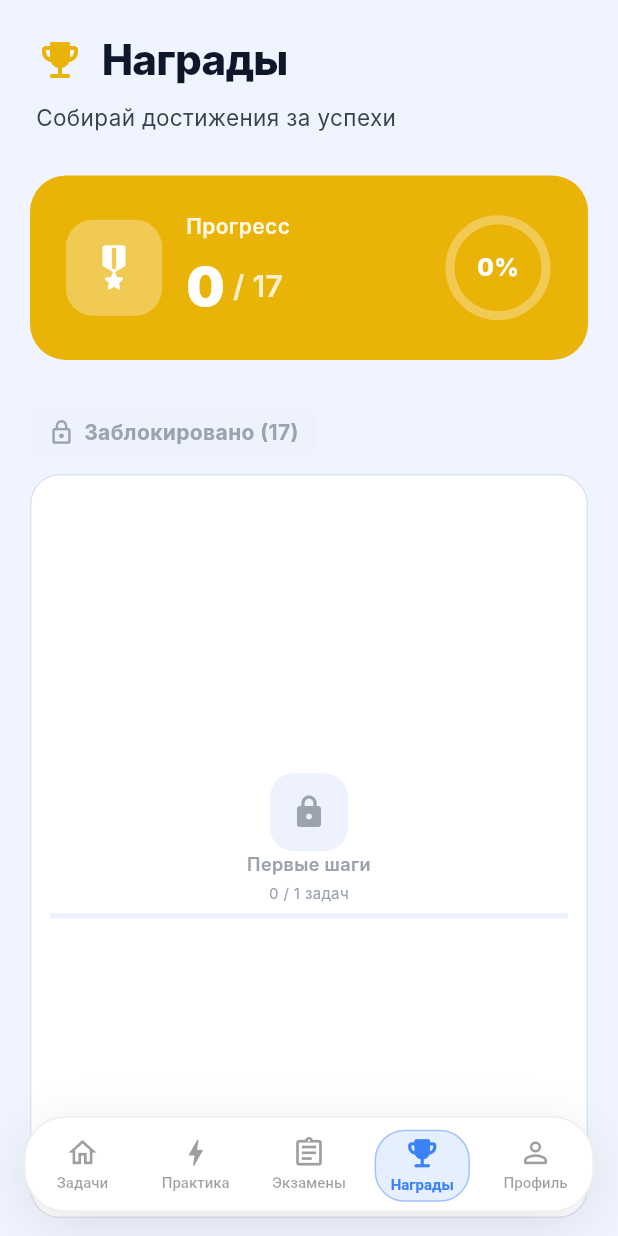
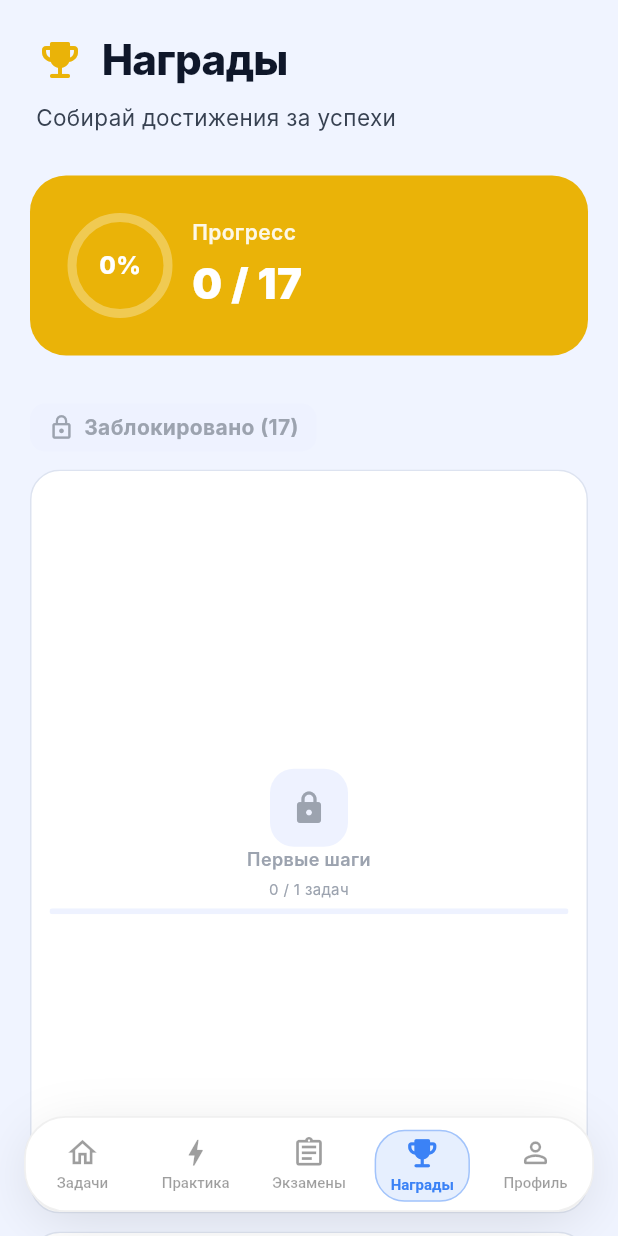
Before and after one commit to proektnyjfedor-stack/Algeon, a Flutter app: the AchievementsTab screen opened by its route, on a phone screen of 412 x 824 dp. Run offline on Flutter 3.47's test engine with Material 3 defaults, Android fonts, the phone set to English and light mode, and no system bars; our stand-ins replace firebase_auth, firebase_core, go_router, image_picker, shared_preferences; missing offline and left inert: flutter_math_fork; accounts and stored records are empty; Roboto replaces fonts that are missing (Inter).

Commit message:
fix: improve mobile resilience in home, achievements, and exams
Add responsive safeguards for narrow screens by compacting header typography, making achievements progress card adaptive, and preventing exam header overflow.

Made-with: Cursor

```diff
--- a/lib/screens/achievements_tab.dart
+++ b/lib/screens/achievements_tab.dart
@@ -233,7 +233,47 @@ class _AchievementsTabState extends State<AchievementsTab> {
                       color: AppColors.gold,
                       borderRadius: BorderRadius.circular(24),
                     ),
-                    child: Row(
+                    child: LayoutBuilder(
+                      builder: (context, constraints) {
+                        final compact = constraints.maxWidth < 430;
+                        if (compact) {
+                          return Column(
+                            crossAxisAlignment: CrossAxisAlignment.start,
+                            children: [
+                              Row(
+                                children: [
+                                  _buildProgressBadge(progress),
+                                  const SizedBox(width: 12),
+                                  Expanded(
+                                    child: Column(
+                                      crossAxisAlignment: CrossAxisAlignment.start,
+                                      children: [
+                                        Text(
+                                          'Прогресс',
+                                          style: TextStyle(
+                                            fontSize: 14,
+                                            fontWeight: FontWeight.w600,
+                                            color: Colors.white.withValues(alpha: 0.9),
+                                          ),
+                                        ),
+                                        const SizedBox(height: 4),
+                                        Text(
+                                          '${unlocked.length} / ${achievements.length}',
+                                          style: const TextStyle(
+                                            fontSize: 28,
+                                            fontWeight: FontWeight.w900,
+                                            color: Colors.white,
+                                          ),
+                                        ),
+                                      ],
+                                    ),
+                                  ),
+                                ],
+                              ),
+                            ],
+                          );
+                        }
+                        return Row(
                           children: [
                             Container(
                               width: 64,
@@ -250,16 +290,14 @@ class _AchievementsTabState extends State<AchievementsTab> {
                             const SizedBox(width: 16),
                             Expanded(
                               child: Column(
-                            crossAxisAlignment:
-                                CrossAxisAlignment.start,
+                                crossAxisAlignment: CrossAxisAlignment.start,
                                 children: [
                                   Text(
                                     'Прогресс',
                                     style: TextStyle(
                                       fontSize: 14,
                                       fontWeight: FontWeight.w600,
-                                  color:
-                                      Colors.white.withValues(alpha: 0.9),
+                                      color: Colors.white.withValues(alpha: 0.9),
                                     ),
                                   ),
                                   const SizedBox(height: 4),
@@ -278,8 +316,7 @@ class _AchievementsTabState extends State<AchievementsTab> {
                                         style: TextStyle(
                                           fontSize: 20,
                                           fontWeight: FontWeight.w600,
-                                      color: Colors.white
-                                          .withValues(alpha: 0.8),
+                                          color: Colors.white.withValues(alpha: 0.8),
                                         ),
                                       ),
                                     ],
@@ -287,48 +324,10 @@ class _AchievementsTabState extends State<AchievementsTab> {
                                 ],
                               ),
                             ),
-                        SizedBox(
-                          width: 72,
-                          height: 72,
-                          child: Stack(
-                            children: [
-                              Center(
-                                child: SizedBox(
-                                  width: 64,
-                                  height: 64,
-                                  child: TweenAnimationBuilder<double>(
-                                    key: ValueKey('ach_progress_${progress.toStringAsFixed(3)}'),
-                                    tween: Tween(begin: 0, end: progress),
-                                    duration: const Duration(milliseconds: 700),
-                                    curve: Curves.easeOutCubic,
-                                    builder: (context, animatedProgress, _) {
-                                      return CircularProgressIndicator(
-                                        value: animatedProgress,
-                                        strokeWidth: 6,
-                                        backgroundColor: Colors.white
-                                            .withValues(alpha: 0.3),
-                                        valueColor:
-                                            const AlwaysStoppedAnimation(
-                                                Colors.white),
+                            _buildProgressBadge(progress),
+                          ],
                         );
                       },
-                                  ),
-                                ),
-                              ),
-                              Center(
-                                child: Text(
-                                  '${(progress * 100).toInt()}%',
-                                  style: const TextStyle(
-                                    fontSize: 16,
-                                    fontWeight: FontWeight.w800,
-                                    color: Colors.white,
-                                  ),
-                                ),
-                              ),
-                            ],
-                          ),
-                        ),
-                      ],
                     ),
                     ),
                   ),
@@ -479,6 +478,47 @@ class _AchievementsTabState extends State<AchievementsTab> {
       decoration: BoxDecoration(
         color: AppThemeColors.borderLight(context),
         borderRadius: BorderRadius.circular(14),
+      ),
+    );
+  }
+
+  Widget _buildProgressBadge(double progress) {
+    return SizedBox(
+      width: 72,
+      height: 72,
+      child: Stack(
+        children: [
+          Center(
+            child: SizedBox(
+              width: 64,
+              height: 64,
+              child: TweenAnimationBuilder<double>(
+                key: ValueKey('ach_progress_${progress.toStringAsFixed(3)}'),
+                tween: Tween(begin: 0, end: progress),
+                duration: const Duration(milliseconds: 700),
+                curve: Curves.easeOutCubic,
+                builder: (context, animatedProgress, _) {
+                  return CircularProgressIndicator(
+                    value: animatedProgress,
+                    strokeWidth: 6,
+                    backgroundColor: Colors.white.withValues(alpha: 0.3),
+                    valueColor: const AlwaysStoppedAnimation(Colors.white),
+                  );
+                },
+              ),
+            ),
+          ),
+          Center(
+            child: Text(
+              '${(progress * 100).toInt()}%',
+              style: const TextStyle(
+                fontSize: 16,
+                fontWeight: FontWeight.w800,
+                color: Colors.white,
+              ),
+            ),
+          ),
+        ],
       ),
     );
   }
--- a/lib/screens/exams_tab.dart
+++ b/lib/screens/exams_tab.dart
@@ -48,12 +48,16 @@ class _ExamsTabState extends State<ExamsTab> {
                       children: [
                         Icon(Icons.assignment_rounded, color: AppColors.accent, size: 28),
                         const SizedBox(width: 12),
-                        Text(
-                          'Экзамен',
-                          style: TextStyle(
-                            fontSize: 24,
-                            fontWeight: FontWeight.w800,
-                            color: AppThemeColors.textPrimary(context),
+                        Expanded(
+                          child: Text(
+                            'Экзамен',
+                            maxLines: 1,
+                            overflow: TextOverflow.ellipsis,
+                            style: TextStyle(
+                              fontSize: 24,
+                              fontWeight: FontWeight.w800,
+                              color: AppThemeColors.textPrimary(context),
+                            ),
                           ),
                         ),
                       ],
--- a/lib/screens/home_tab.dart
+++ b/lib/screens/home_tab.dart
@@ -171,6 +171,7 @@ class _HomeTabState extends State<HomeTab> with SingleTickerProviderStateMixin {
     double progress,
   ) {
     final palette = _equippedPalette();
+    final narrow = MediaQuery.of(context).size.width < 390;
     return SafeArea(
       bottom: false,
       child: Padding(
@@ -200,12 +201,12 @@ class _HomeTabState extends State<HomeTab> with SingleTickerProviderStateMixin {
               Row(
                 children: [
                   const AppLogo(size: 36),
-                  const SizedBox(width: 10),
-                  const Text(
+                  SizedBox(width: narrow ? 6 : 10),
+                  Text(
                     'Algeon',
                     style: TextStyle(
                       fontFamily: 'Inter',
-                      fontSize: 20,
+                      fontSize: narrow ? 17 : 20,
                       fontWeight: FontWeight.w800,
                       color: Colors.white,
                       letterSpacing: -0.5,
```
Lines whose indentation alone changed are shown as unchanged.
